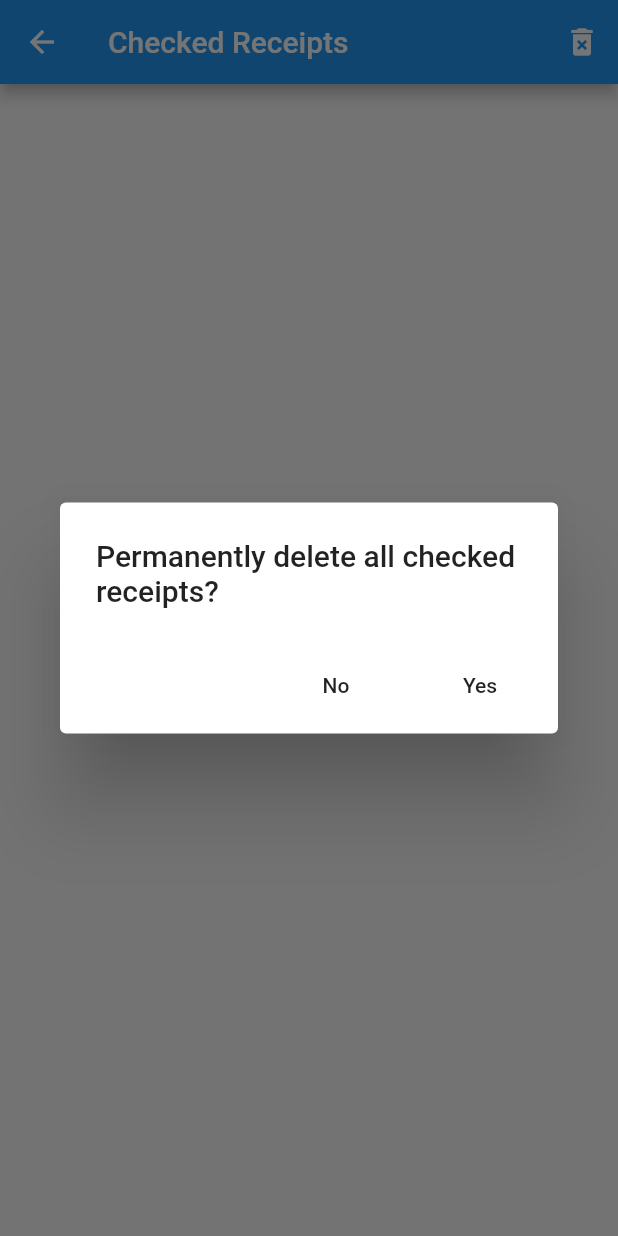
After one commit to philseeley/receipts, a Flutter app: the CheckedReceiptsWidget screen opened directly, after a tap on the "delete forever" icon, on a phone screen of 412 x 824 dp. The commit adds this screen. Run offline on Flutter 3.47's test engine with Material 2 defaults, Android fonts, the phone set to English and light mode, and no system bars; our stand-ins replace location; statements that could not run were skipped.

Commit message:
Factored out list view to it's own widget and reused it to show checked receipts.

```diff
--- a/lib/Receipts.dart
+++ b/lib/Receipts.dart
@@ -2,12 +2,12 @@ import 'package:path_provider/path_provider.dart' as path_provider;
 import 'dart:io';
 import 'dart:convert';
 
-class Reciept {
+class Receipt {
   final DateTime date;
   final String place;
   final double value;
 
-  Reciept(this.date, this.place, this.value);
+  Receipt(this.date, this.place, this.value);
 
   Map toJson(){
      return { 'date': date.toIso8601String(), 'place': place, 'value': value };
@@ -15,8 +15,8 @@ class Reciept {
 }
 
 class Receipts {
-  final List<Reciept> current = new List<Reciept>();
-  final List<Reciept> checked = new List<Reciept>();
+  final List<Receipt> current = new List<Receipt>();
+  final List<Receipt> checked = new List<Receipt>();
   File _store;
 
   Map toJson(){
@@ -39,12 +39,12 @@ class Receipts {
     } on FileSystemException {}
   }
 
-  Reciept _parse(dynamic r){
+  Receipt _parse(dynamic r){
     DateTime d = DateTime.parse(r['date']);
     String l = r['place'];
     double v = r['value'];
 
-    return new Reciept(d, l, v);
+    return new Receipt(d, l, v);
   }
 
   save (){
--- /dev/null
+++ b/lib/ReceiptsListView.dart
@@ -0,0 +1,66 @@
+import 'package:flutter/material.dart';
+import 'package:flutter/foundation.dart';
+import 'package:intl/intl.dart';
+import 'Receipts.dart';
+
+final TextStyle _biggerFont = const TextStyle(
+    color: Colors.black, fontSize: 16.0, fontWeight: FontWeight.bold);
+final TextStyle _biggestFont = const TextStyle(
+    color: Colors.black, fontSize: 24.0, fontWeight: FontWeight.bold);
+
+class ReceiptsListView extends StatefulWidget {
+  final List<Receipt> _receipts;
+  final ValueChanged<Receipt> _onTap;
+
+  ReceiptsListView (this._receipts, this._onTap);
+
+  @override
+  createState() => new ReceiptsListViewState(_receipts, _onTap);
+}
+
+class ReceiptsListViewState extends State<ReceiptsListView> {
+  final List<Receipt> _receipts;
+  final ValueChanged<Receipt> _onTap;
+
+  ReceiptsListViewState(this._receipts, this._onTap);
+
+  @override
+  Widget build(BuildContext context) {
+    return new ListView.builder(itemBuilder: (BuildContext context, int i) {
+        if (i >= _receipts.length)
+          return null;
+        else
+          return _buildReceiptRow(_receipts[i]);
+      });
+    }
+
+  Widget _buildReceiptRow(Receipt receipt) {
+    var formatter = new DateFormat('yyyy-MM-dd HH:mm');
+    String formatted = formatter.format(receipt.date.toLocal());
+    return new Row(
+      children: <Widget>[new Expanded(child:
+    new ListTile(
+    title: new Text(
+    '${receipt.place}\n$formatted',
+      style: _biggerFont,
+    ),
+    )),
+      new Expanded(child:
+      new ListTile(
+        title: new Text(
+          '\$ ${receipt.value.toStringAsFixed(2)}',
+          style: _biggestFont,
+          textAlign: TextAlign.right,
+        ),
+        onTap: () {
+          setState(() {
+            if(_onTap != null)
+              _onTap(receipt);
+          });
+        },
+      ))
+
+      ]
+    );
+  }
+}
--- a/lib/main.dart
+++ b/lib/main.dart
@@ -4,8 +4,8 @@ import 'dart:convert';
 import 'dart:async';
 import 'package:location/location.dart';
 import 'package:flutter/services.dart';
-import 'package:intl/intl.dart';
 import 'Receipts.dart';
+import 'ReceiptsListView.dart';
 
 final TextStyle _biggerFont = const TextStyle(
     color: Colors.black, fontSize: 16.0, fontWeight: FontWeight.bold);
@@ -33,6 +33,8 @@ class NewReceiptWidget extends StatefulWidget {
 }
 
 class NewReceiptState extends State<NewReceiptWidget> with WidgetsBindingObserver {
+  static const int _locationAccuracy = 30;
+
   Receipts _receipts;
   StreamSubscription<Map<String, double>> _locationSubscription;
 
@@ -71,41 +73,44 @@ class NewReceiptState extends State<NewReceiptWidget> with WidgetsBindingObserve
   }
 
   getPlaces(Map<String, double> location) async {
+    try {
       dynamic data;
 
-    if(location['accuracy'] <= 20/2) {
-      _locationSubscription.cancel();
-    }
-    try {
+//    if(location['accuracy'] <= _locationAccuracy/2)
+//      _locationSubscription.cancel();
+
       var uri = new Uri.https(
-
-/*    'maps.googleapis.com', '/maps/api/place/nearbysearch/json', {
+          'maps.googleapis.com', '/maps/api/place/nearbysearch/json', {
         'key': 'AIzaSyCErmNo5wVAFa68O49BoihbeQz_Jtyk8Zk',
-        'location': "-37.934747,145.038774",
-        'radius': '20'
-      });*/
-
-      'maps.googleapis.com', '/maps/api/place/nearbysearch/json', {'key': 'AIzaSyCErmNo5wVAFa68O49BoihbeQz_Jtyk8Zk', 'location': "${location["latitude"]},${location["longitude"]}", 'radius': '20'});
+        'location': "${location["latitude"]},${location["longitude"]}",
+        'radius': '$_locationAccuracy'
+      });
 
         http.Response response = await http.get(uri);
         data = json.decode(response.body);
-    } catch (e) {
-    }
 
       // If the widget was removed from the tree while the asynchronous platform
       // message was in flight, we want to discard the reply rather than calling
       // setState to update our non-existent appearance.
       if (!mounted) return;
 
-    if(data != null)
+      if (data != null)
         setState(() {
-        for (var r in data['results']) _places.add(r['name']);
+          try {
+            for (var r in data['results'])
+              _places.add(r['name']);
+          } catch (e) {
+            print(e);
+          }
 /*
       _places.add('test0');
       _places.add('test1');
       _places.add('test2');
 */
         });
+    } catch (e) {
+      print(e);
+    }
   }
 
   @override
@@ -116,7 +121,7 @@ class NewReceiptState extends State<NewReceiptWidget> with WidgetsBindingObserve
           icon: new Icon(Icons.list),
           onPressed: () {
             Navigator.push(context, new MaterialPageRoute(builder: (context) {
-              return new ReceiptsWidget();
+              return new CurrentReceiptsWidget();
             }));
           },
         )
@@ -127,7 +132,8 @@ class NewReceiptState extends State<NewReceiptWidget> with WidgetsBindingObserve
 
   Widget _buildAddReceipt() {
     return new Column(children: <Widget>[
-      new TextField(
+        new Row(children: <Widget>[
+        new Expanded(child: new TextField(
           controller: _valueCtrl,
           inputFormatters: <TextInputFormatter>[ new WhitelistingTextInputFormatter(new RegExp(r'^\d+.?\d?\d?'))],
           autofocus: true,
@@ -136,7 +142,8 @@ class NewReceiptState extends State<NewReceiptWidget> with WidgetsBindingObserve
           style: _biggestFont,
           decoration: new InputDecoration(
               prefixIcon: new Icon(Icons.attach_money, color: Colors.black, size: 32.0)),
-      ),
+        )),
+        new FlatButton(child: new Text('Add'),onPressed: (){ _addReceipt('');})]),
       new Expanded(child: new ListView.builder(
         itemBuilder: (context, i) {
           if (i >= _places.length)
@@ -155,35 +162,38 @@ class NewReceiptState extends State<NewReceiptWidget> with WidgetsBindingObserve
         style: _biggerFont,
       ),
       onTap: () {
+        _addReceipt(place);
+      },
+    );
+  }
+
+  void _addReceipt(String place) {
     setState(() {
-          double value = null;
-          try{
+      double value;
+
+      try {
         value = double.parse(_valueCtrl.text);
       } catch (e) {}
-          if(value != null) {
-            _receipts.current.insert(0, new Reciept(
+
+      if (value != null) {
+        _receipts.current.insert(0, new Receipt(
             new DateTime.now(), place, value));
 
         SystemNavigator.pop();
       }
     });
-      },
-    );
   }
 }
 
-class ReceiptsWidget extends StatefulWidget {
+class CurrentReceiptsWidget extends StatefulWidget {
   @override
-  createState() => new ReceiptsState();
+  createState() => new CurrentReceiptsState();
 }
 
-class ReceiptsState extends State<ReceiptsWidget> {
+class CurrentReceiptsState extends State<CurrentReceiptsWidget> {
   Receipts _receipts;
 
-  final TextStyle _biggerFont = const TextStyle(
-      color: Colors.black, fontSize: 16.0, fontWeight: FontWeight.bold);
-
-  ReceiptsState()
+  CurrentReceiptsState()
   {
     _receipts = ReceiptsApp.receipts;
   }
@@ -195,44 +205,17 @@ class ReceiptsState extends State<ReceiptsWidget> {
         title: new Text('Receipts'),
         actions: <Widget>[
           new IconButton(icon: new Icon(Icons.undo), onPressed: _undo),
+          new IconButton(icon: new Icon(Icons.list), onPressed: () {
+            Navigator.push(context, new MaterialPageRoute(builder: (context) {
+              return new CheckedReceiptsWidget();
+            }));}),
         ],
       ),
-      body: new ListView.builder(itemBuilder: (BuildContext context, int i) {
-        if (i >= _receipts.current.length)
-          return null;
-        else
-          return _buildReceiptRow(_receipts.current[i]);
-      }),
-    );
-  }
-
-  Widget _buildReceiptRow(Reciept receipt) {
-    var formatter = new DateFormat('yyyy-MM-dd HH:mm');
-    String formatted = formatter.format(receipt.date.toLocal());
-    return new Row(
-      children: <Widget>[new Expanded(child:
-    new ListTile(
-    title: new Text(
-    '${receipt.place}\n${formatted}',
-      style: _biggerFont,
-    ),
-    )),
-      new Expanded(child:
-      new ListTile(
-        title: new Text(
-          '${receipt.value}',
-          style: _biggestFont,
-          textAlign: TextAlign.right,
-        ),
-        onTap: () {
+      body: new ReceiptsListView(_receipts.current, (receipt) {
         setState(() {
           _receipts.current.remove(receipt);
           _receipts.checked.insert(0, receipt);
-          });
-        },
-      ))
-
-      ]
+        });}),
     );
   }
 
@@ -243,3 +226,66 @@ class ReceiptsState extends State<ReceiptsWidget> {
     });
   }
 }
+
+class CheckedReceiptsWidget extends StatefulWidget {
+  @override
+  createState() => new CheckedReceiptsState();
+}
+
+class CheckedReceiptsState extends State<CheckedReceiptsWidget> {
+  Receipts _receipts;
+
+  CheckedReceiptsState()
+  {
+    _receipts = ReceiptsApp.receipts;
+  }
+
+  @override
+  Widget build(BuildContext context) {
+    return new Scaffold(
+      appBar: new AppBar(
+        title: new Text('Checked Receipts'),
+        actions: <Widget>[
+          new IconButton(icon: new Icon(Icons.delete_forever), onPressed: _delete),
+        ],
+      ),
+      body: new ReceiptsListView(_receipts.checked, _restore),
+    );
+  }
+
+  void _restore(receipt) {
+    setState((){
+      _receipts.checked.remove(receipt);
+      _receipts.current.insert(0, receipt);
+    });
+  }
+
+  Future<Null> _delete() {
+    return showDialog<Null>(
+      context: context,
+      barrierDismissible: false, // user must tap button!
+      builder: (BuildContext context) {
+        return new AlertDialog(
+          title: new Text('Permanently delete all checked receipts?'),
+            actions: <Widget>[
+              new FlatButton(
+                child: new Text('No'),
+                onPressed: () {
+                  Navigator.pop(context);
+                },
+              ),
+              new FlatButton(
+                child: new Text('Yes'),
+                onPressed: () {
+                  setState(() {
+                    _receipts.checked.clear();
+                  });
+                  Navigator.pop(context);
+                },
+              ),
+          ],
+        );
+      },
+    );
+  }
+}
```
Lines whose indentation alone changed are shown as unchanged.
